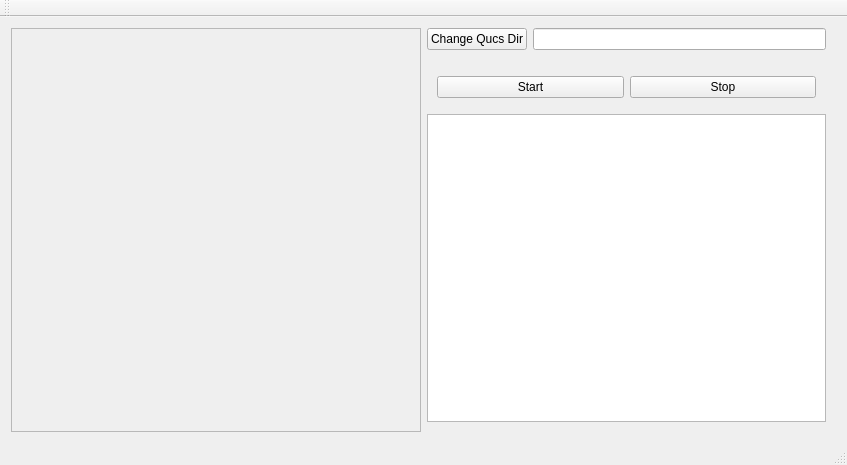
This is src/mainwindow.ui in dom11990/ASCO_Visualizer as Qt 5 draws it before an edit. The edited form follows.
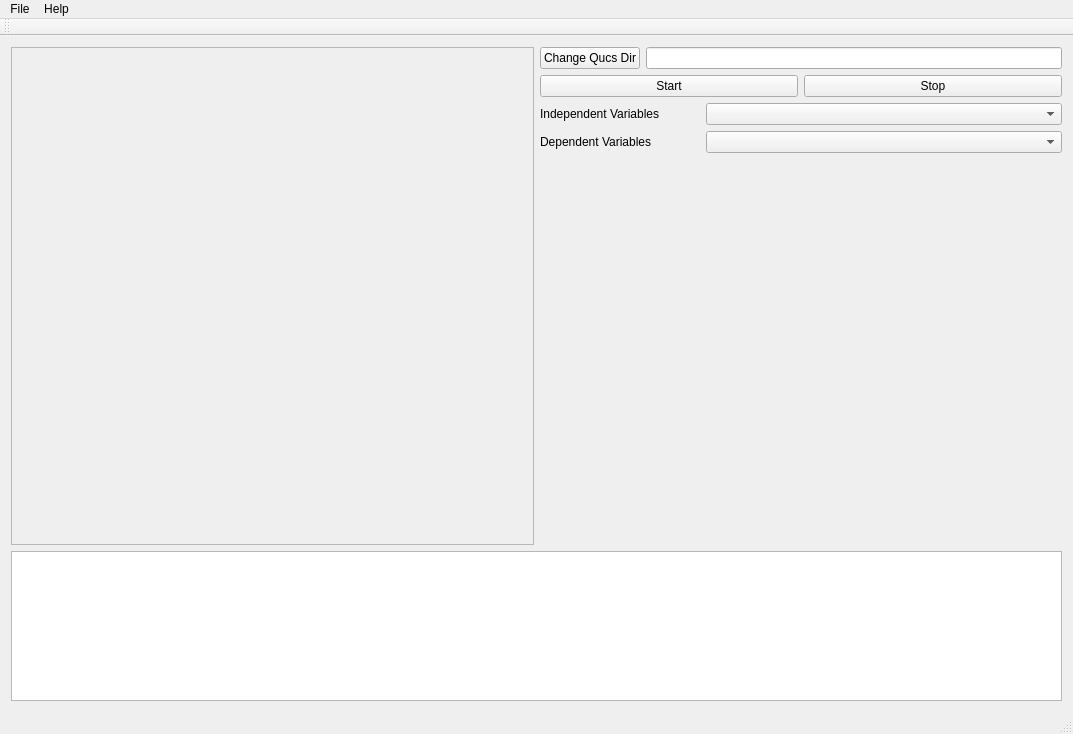
This is the edited form. Custom widgets are drawn as their Qt base class.

Commit message: added result display

```diff
--- a/src/mainwindow.ui
+++ b/src/mainwindow.ui
@@ -6,46 +6,24 @@
    <rect>
     <x>0</x>
     <y>0</y>
-    <width>847</width>
-    <height>465</height>
+    <width>1073</width>
+    <height>734</height>
    </rect>
   </property>
   <property name="windowTitle">
    <string>MainWindow</string>
   </property>
   <widget class="QWidget" name="centralWidget">
-   <layout class="QHBoxLayout" name="horizontalLayout">
+   <layout class="QVBoxLayout" name="verticalLayout_2">
     <item>
      <layout class="QGridLayout" name="mainGrid">
-      <item row="0" column="0">
-       <widget class="QScrollArea" name="scrollArea">
-        <property name="widgetResizable">
-         <bool>true</bool>
-        </property>
-        <widget class="QWidget" name="scrollAreaWidgetContents">
-         <property name="geometry">
-          <rect>
-           <x>0</x>
-           <y>0</y>
-           <width>410</width>
-           <height>380</height>
-          </rect>
-         </property>
-         <layout class="QVBoxLayout" name="verticalLayout_3">
-          <item>
-           <widget class="Displayer" name="widget" native="true"/>
-          </item>
-         </layout>
-        </widget>
-       </widget>
-      </item>
-      <item row="0" column="2">
+      <item row="0" column="1">
        <layout class="QGridLayout" name="nextToGraphGrid">
         <property name="rightMargin">
-         <number>10</number>
+         <number>0</number>
         </property>
         <property name="bottomMargin">
-         <number>10</number>
+         <number>0</number>
         </property>
         <item row="3" column="1">
          <layout class="QHBoxLayout" name="horizontalLayout_3">
@@ -53,16 +31,16 @@
            <number>6</number>
           </property>
           <property name="leftMargin">
-           <number>10</number>
+           <number>0</number>
           </property>
           <property name="topMargin">
-           <number>10</number>
+           <number>0</number>
           </property>
           <property name="rightMargin">
-           <number>10</number>
+           <number>0</number>
           </property>
           <property name="bottomMargin">
-           <number>10</number>
+           <number>0</number>
           </property>
           <item>
            <widget class="QPushButton" name="btn_Start">
@@ -80,10 +58,58 @@
           </item>
          </layout>
         </item>
+        <item row="4" column="1">
+         <layout class="QHBoxLayout" name="horizontalLayout_4">
+          <item>
+           <widget class="QLabel" name="lbl_indepCombo">
+            <property name="sizePolicy">
+             <sizepolicy hsizetype="Fixed" vsizetype="Preferred">
+              <horstretch>0</horstretch>
+              <verstretch>0</verstretch>
+             </sizepolicy>
+            </property>
+            <property name="minimumSize">
+             <size>
+              <width>160</width>
+              <height>0</height>
+             </size>
+            </property>
+            <property name="maximumSize">
+             <size>
+              <width>16777215</width>
+              <height>16777215</height>
+             </size>
+            </property>
+            <property name="layoutDirection">
+             <enum>Qt::LeftToRight</enum>
+            </property>
+            <property name="text">
+             <string>Independent Variables</string>
+            </property>
+            <property name="alignment">
+             <set>Qt::AlignLeading|Qt::AlignLeft|Qt::AlignVCenter</set>
+            </property>
+            <property name="margin">
+             <number>0</number>
+            </property>
+           </widget>
+          </item>
+          <item>
+           <widget class="QComboBox" name="cb_indepVariables">
+            <property name="currentText">
+             <string/>
+            </property>
+            <property name="placeholderText">
+             <string/>
+            </property>
+           </widget>
+          </item>
+         </layout>
+        </item>
         <item row="2" column="1">
          <layout class="QHBoxLayout" name="horizontalLayout_2">
           <property name="bottomMargin">
-           <number>10</number>
+           <number>0</number>
           </property>
           <item>
            <widget class="QPushButton" name="changeQucsDirButton">
@@ -97,13 +123,106 @@
           </item>
          </layout>
         </item>
-        <item row="4" column="1">
-         <widget class="QTextBrowser" name="txtb_log"/>
+        <item row="6" column="1">
+         <widget class="ASCO_Parameter" name="w_sim_display" native="true">
+          <property name="enabled">
+           <bool>true</bool>
+          </property>
+          <property name="sizePolicy">
+           <sizepolicy hsizetype="Preferred" vsizetype="Expanding">
+            <horstretch>0</horstretch>
+            <verstretch>0</verstretch>
+           </sizepolicy>
+          </property>
+         </widget>
+        </item>
+        <item row="5" column="1">
+         <layout class="QHBoxLayout" name="horizontalLayout_5">
+          <item>
+           <widget class="QLabel" name="lbl_depCombo">
+            <property name="sizePolicy">
+             <sizepolicy hsizetype="Fixed" vsizetype="Preferred">
+              <horstretch>0</horstretch>
+              <verstretch>0</verstretch>
+             </sizepolicy>
+            </property>
+            <property name="minimumSize">
+             <size>
+              <width>160</width>
+              <height>0</height>
+             </size>
+            </property>
+            <property name="maximumSize">
+             <size>
+              <width>16777215</width>
+              <height>16777215</height>
+             </size>
+            </property>
+            <property name="layoutDirection">
+             <enum>Qt::LeftToRight</enum>
+            </property>
+            <property name="text">
+             <string>Dependent Variables</string>
+            </property>
+            <property name="alignment">
+             <set>Qt::AlignLeading|Qt::AlignLeft|Qt::AlignVCenter</set>
+            </property>
+            <property name="margin">
+             <number>0</number>
+            </property>
+           </widget>
+          </item>
+          <item>
+           <widget class="QComboBox" name="cb_depVariables">
+            <property name="placeholderText">
+             <string/>
+            </property>
+           </widget>
+          </item>
+         </layout>
         </item>
        </layout>
       </item>
+      <item row="0" column="0">
+       <widget class="QScrollArea" name="scrollArea">
+        <property name="widgetResizable">
+         <bool>true</bool>
+        </property>
+        <widget class="QWidget" name="scrollAreaWidgetContents">
+         <property name="geometry">
+          <rect>
+           <x>0</x>
+           <y>0</y>
+           <width>523</width>
+           <height>493</height>
+          </rect>
+         </property>
+         <layout class="QVBoxLayout" name="verticalLayout_3">
+          <item>
+           <widget class="Displayer" name="widget" native="true"/>
+          </item>
+         </layout>
+        </widget>
+       </widget>
+      </item>
      </layout>
     </item>
+    <item>
+     <widget class="QTextBrowser" name="txtb_log">
+      <property name="sizePolicy">
+       <sizepolicy hsizetype="Expanding" vsizetype="Preferred">
+        <horstretch>0</horstretch>
+        <verstretch>0</verstretch>
+       </sizepolicy>
+      </property>
+      <property name="maximumSize">
+       <size>
+        <width>16777215</width>
+        <height>150</height>
+       </size>
+      </property>
+     </widget>
+    </item>
    </layout>
   </widget>
   <widget class="QMenuBar" name="menuBar">
@@ -111,10 +230,24 @@
     <rect>
      <x>0</x>
      <y>0</y>
-     <width>847</width>
+     <width>1073</width>
      <height>30</height>
     </rect>
    </property>
+   <widget class="QMenu" name="menuAbout">
+    <property name="title">
+     <string>File</string>
+    </property>
+    <addaction name="actionExit"/>
+   </widget>
+   <widget class="QMenu" name="menuHelp">
+    <property name="title">
+     <string>Help</string>
+    </property>
+    <addaction name="actionAbout"/>
+   </widget>
+   <addaction name="menuAbout"/>
+   <addaction name="menuHelp"/>
   </widget>
   <widget class="QToolBar" name="mainToolBar">
    <attribute name="toolBarArea">
@@ -134,6 +267,12 @@
    <header>displayer.h</header>
    <container>1</container>
   </customwidget>
+  <customwidget>
+   <class>ASCO_Parameter</class>
+   <extends>QWidget</extends>
+   <header>src/asco_parameter.h</header>
+   <container>1</container>
+  </customwidget>
  </customwidgets>
  <resources/>
  <connections/>
```
Left out of the diff: 12 changed lines with no effect on the pictures. The commit also changes 10 other files.
